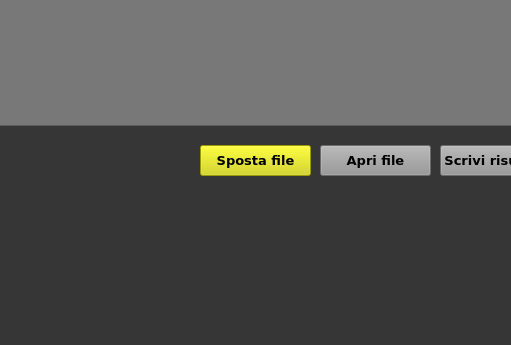
First picture: the form in ORDINA_FILE.ui, repository jimponz/Ordina_File, before the edit; both pictures show x 750 to 1261 and y 385 to 730 of the 1373 by 730 pixel window.
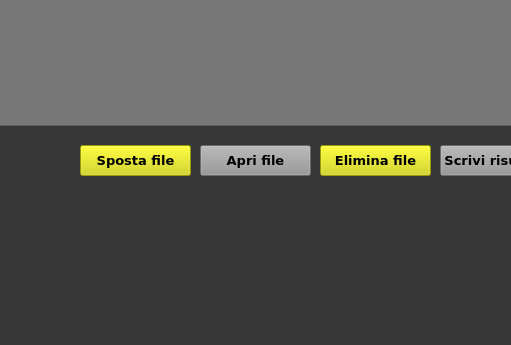
Second picture: the form after the edit.

Commit message: changes in GUI, delete function

What changed in the file:
```diff
--- a/ORDINA_FILE.ui
+++ b/ORDINA_FILE.ui
@@ -208,7 +208,7 @@
    <widget class="QPushButton" name="buttonMove">
     <property name="geometry">
      <rect>
-      <x>950</x>
+      <x>830</x>
       <y>530</y>
       <width>111</width>
       <height>31</height>
@@ -320,7 +320,7 @@
    <widget class="QPushButton" name="buttonOpenFile">
     <property name="geometry">
      <rect>
-      <x>1070</x>
+      <x>950</x>
       <y>530</y>
       <width>111</width>
       <height>31</height>
@@ -347,6 +347,36 @@
      <string>Apri file</string>
     </property>
    </widget>
+   <widget class="QPushButton" name="buttonDelete">
+    <property name="geometry">
+     <rect>
+      <x>1070</x>
+      <y>530</y>
+      <width>111</width>
+      <height>31</height>
+     </rect>
+    </property>
+    <property name="sizePolicy">
+     <sizepolicy hsizetype="Maximum" vsizetype="Fixed">
+      <horstretch>0</horstretch>
+      <verstretch>0</verstretch>
+     </sizepolicy>
+    </property>
+    <property name="font">
+     <font>
+      <family>Verdana</family>
+      <pointsize>10</pointsize>
+      <weight>75</weight>
+      <bold>true</bold>
+     </font>
+    </property>
+    <property name="styleSheet">
+     <string notr="true">background-color: rgb(214, 214, 0);</string>
+    </property>
+    <property name="text">
+     <string>Elimina file</string>
+    </property>
+   </widget>
   </widget>
   <widget class="QMenuBar" name="menubar">
    <property name="geometry">
```
The commit also changes 1 other file.
